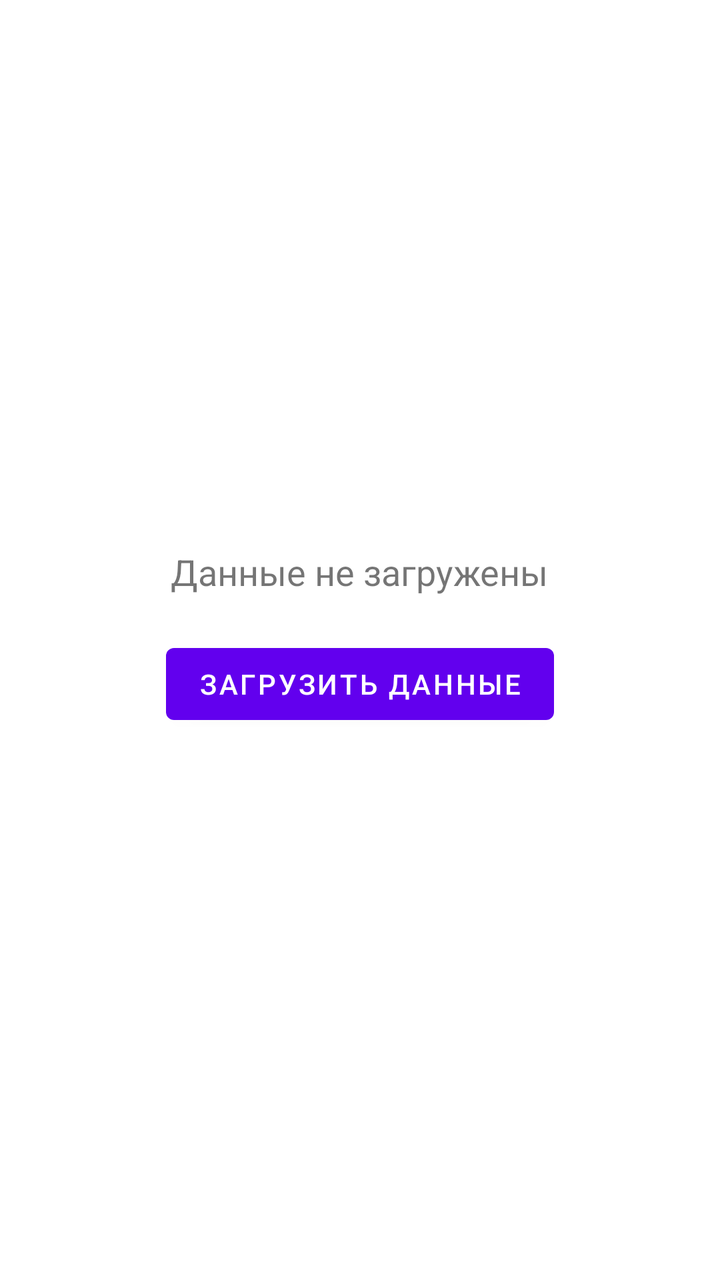
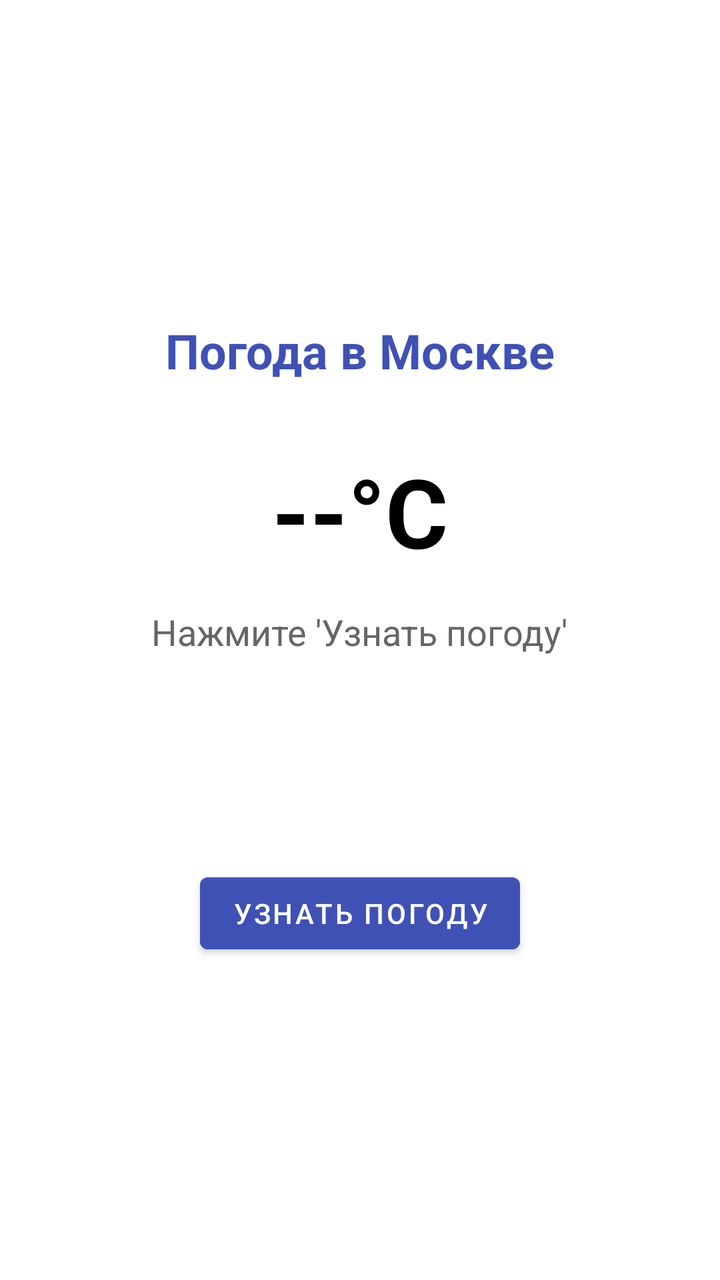

Screens rendered from an Android XML layout before and after an edit, with the pre-edit source and the edit as a unified diff.
<!-- AndroidManifest.xml: application theme Theme.MireaProject -->
<!-- res/layout/fragment_network.xml -->
<LinearLayout xmlns:android="http://schemas.android.com/apk/res/android"
    android:layout_width="match_parent"
    android:layout_height="match_parent"
    android:orientation="vertical"
    android:gravity="center"
    android:padding="20dp">

    <TextView
        android:id="@+id/textViewResult"
        android:layout_width="wrap_content"
        android:layout_height="wrap_content"
        android:text="Данные не загружены"
        android:textSize="18sp"
        android:textAlignment="center"
        android:layout_marginBottom="20dp"/>

    <Button
        android:id="@+id/buttonFetch"
        android:layout_width="wrap_content"
        android:layout_height="wrap_content"
        android:text="Загрузить данные" />
</LinearLayout>
<!-- resources referenced by this layout -->
<resources>
  <style name="Theme.MireaProject" parent="Theme.MaterialComponents.DayNight.DarkActionBar">
          
          <item name="colorPrimary">@color/purple_500</item>
          <item name="colorPrimaryVariant">@color/purple_700</item>
          <item name="colorOnPrimary">@color/white</item>
          
          <item name="colorSecondary">@color/teal_200</item>
          <item name="colorSecondaryVariant">@color/teal_700</item>
          <item name="colorOnSecondary">@color/black</item>
          
          <item name="android:statusBarColor">?attr/colorPrimaryVariant</item>
          
      </style>
  <color name="purple_500">#FF6200EE</color>
  <color name="purple_700">#FF3700B3</color>
  <color name="white">#FFFFFFFF</color>
  <color name="teal_200">#FF03DAC5</color>
  <color name="teal_700">#FF018786</color>
  <color name="black">#FF000000</color>
</resources>

<!-- the commit's change to res/layout/fragment_network.xml (unified diff, before → after) -->
@@ -1,22 +1,64 @@
+<?xml version="1.0" encoding="utf-8"?>
 <LinearLayout xmlns:android="http://schemas.android.com/apk/res/android"
     android:layout_width="match_parent"
     android:layout_height="match_parent"
+    android:gravity="center"
     android:orientation="vertical"
-    android:gravity="center"
-    android:padding="20dp">
+    android:padding="24dp"
+    android:background="#FFFFFF">
 
     <TextView
-        android:id="@+id/textViewResult"
         android:layout_width="wrap_content"
         android:layout_height="wrap_content"
-        android:text="Данные не загружены"
+        android:text="Погода в Москве"
+        android:textSize="24sp"
+        android:textStyle="bold"
+        android:textColor="#3F51B5"
+        android:layout_marginBottom="32dp" />
+
+    <TextView
+        android:id="@+id/temperatureTextView"
+        android:layout_width="wrap_content"
+        android:layout_height="wrap_content"
+        android:text="--°C"
+        android:textSize="48sp"
+        android:textStyle="bold"
+        android:textColor="#000000"
+        android:layout_marginBottom="16dp" />
+
+    <TextView
+        android:id="@+id/weatherDescTextView"
+        android:layout_width="wrap_content"
+        android:layout_height="wrap_content"
+        android:text="Нажмите 'Узнать погоду'"
         android:textSize="18sp"
-        android:textAlignment="center"
-        android:layout_marginBottom="20dp"/>
+        android:textColor="#666666"
+        android:layout_marginBottom="16dp" />
+
+    <TextView
+        android:id="@+id/windTextView"
+        android:layout_width="wrap_content"
+        android:layout_height="wrap_content"
+        android:text=""
+        android:textSize="16sp"
+        android:textColor="#666666"
+        android:layout_marginBottom="16dp" />
+
+    <TextView
+        android:id="@+id/timeTextView"
+        android:layout_width="wrap_content"
+        android:layout_height="wrap_content"
+        android:text=""
+        android:textSize="14sp"
+        android:textColor="#999999" />
 
     <Button
-        android:id="@+id/buttonFetch"
+        android:id="@+id/loadFactButton"
         android:layout_width="wrap_content"
         android:layout_height="wrap_content"
-        android:text="Загрузить данные" />
+        android:layout_marginTop="32dp"
+        android:text="Узнать погоду"
+        android:backgroundTint="#3F51B5"
+        android:textColor="@android:color/white" />
+
 </LinearLayout>
